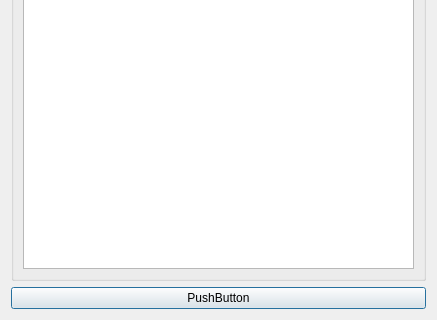
JRandomHacker/CS429-Avalon, file src/gui/endgamewindow.ui: the form before one commit; both pictures show x 0 to 437 and y 152 to 472 of the 437 by 472 pixel window.
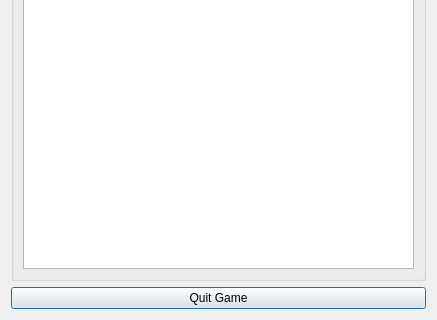
The form after the commit.

What changed in the file:
```diff
--- a/src/gui/endgamewindow.ui
+++ b/src/gui/endgamewindow.ui
@@ -44,7 +44,7 @@
      <item>
       <widget class="QPushButton" name="acceptButton">
        <property name="text">
-        <string>PushButton</string>
+        <string>Quit Game</string>
        </property>
       </widget>
      </item>
```
Left out of the diff: 7 changed lines with no effect on the pictures.
